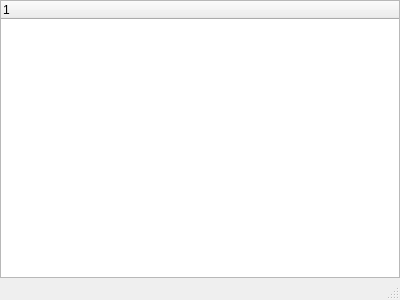
Qt form src/app-vpkbrowser/mainwindow.ui (noodlecollie/calliper) before a commit.
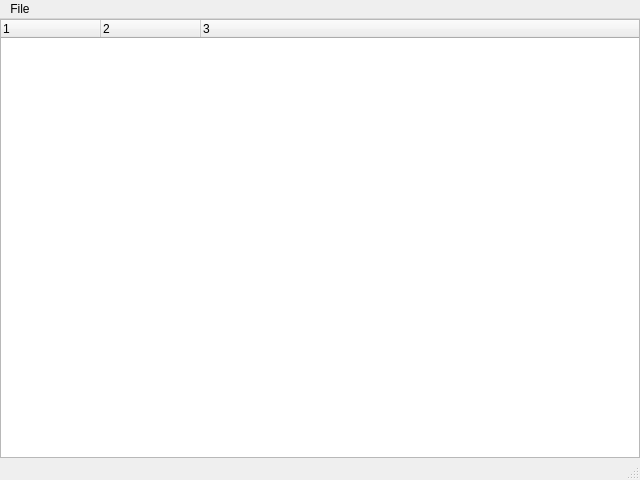
The same form after that commit.

```diff
--- a/src/app-vpkbrowser/mainwindow.ui
+++ b/src/app-vpkbrowser/mainwindow.ui
@@ -6,8 +6,8 @@
    <rect>
     <x>0</x>
     <y>0</y>
-    <width>400</width>
-    <height>300</height>
+    <width>640</width>
+    <height>480</height>
    </rect>
   </property>
   <property name="windowTitle">
@@ -35,11 +35,24 @@
       <property name="animated">
        <bool>true</bool>
       </property>
+      <property name="columnCount">
+       <number>3</number>
+      </property>
       <column>
        <property name="text">
         <string notr="true">1</string>
        </property>
       </column>
+      <column>
+       <property name="text">
+        <string notr="true">2</string>
+       </property>
+      </column>
+      <column>
+       <property name="text">
+        <string notr="true">3</string>
+       </property>
+      </column>
      </widget>
     </item>
    </layout>
@@ -49,10 +62,19 @@
     <rect>
      <x>0</x>
      <y>0</y>
-     <width>400</width>
-     <height>20</height>
+     <width>640</width>
+     <height>21</height>
     </rect>
    </property>
+   <widget class="QMenu" name="menuFile">
+    <property name="title">
+     <string>File</string>
+    </property>
+    <addaction name="actionOpen"/>
+    <addaction name="separator"/>
+    <addaction name="actionQuit"/>
+   </widget>
+   <addaction name="menuFile"/>
   </widget>
   <widget class="QStatusBar" name="statusBar"/>
  </widget>
```
Left out of the diff: 54 changed lines with no effect on the pictures.
